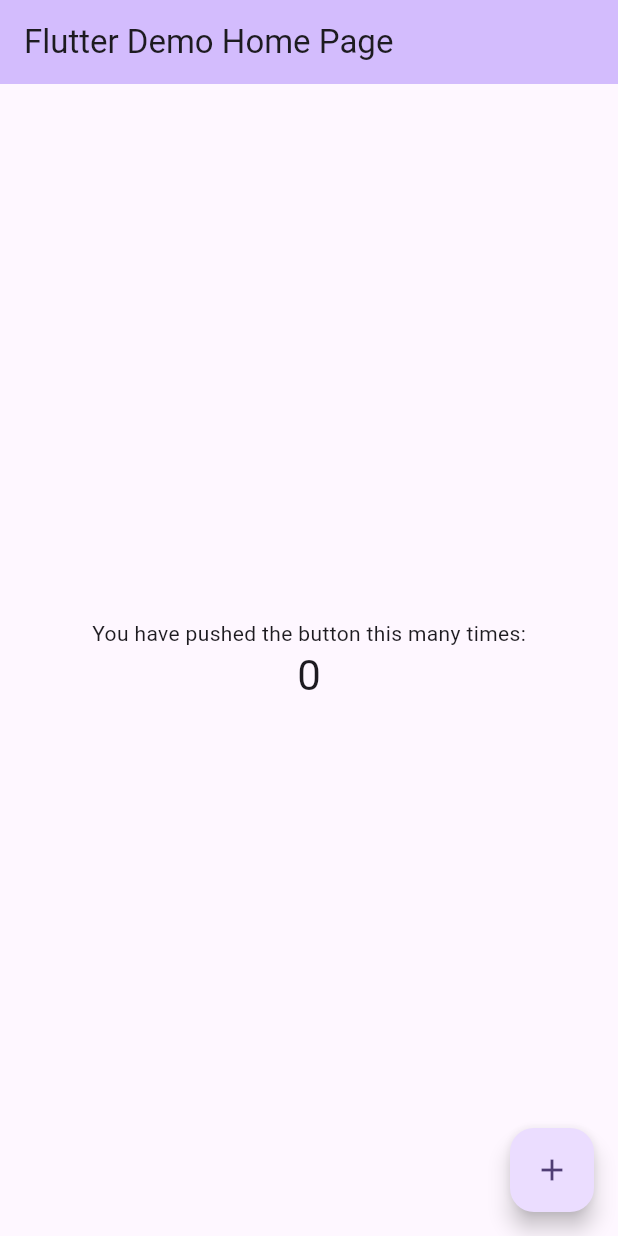
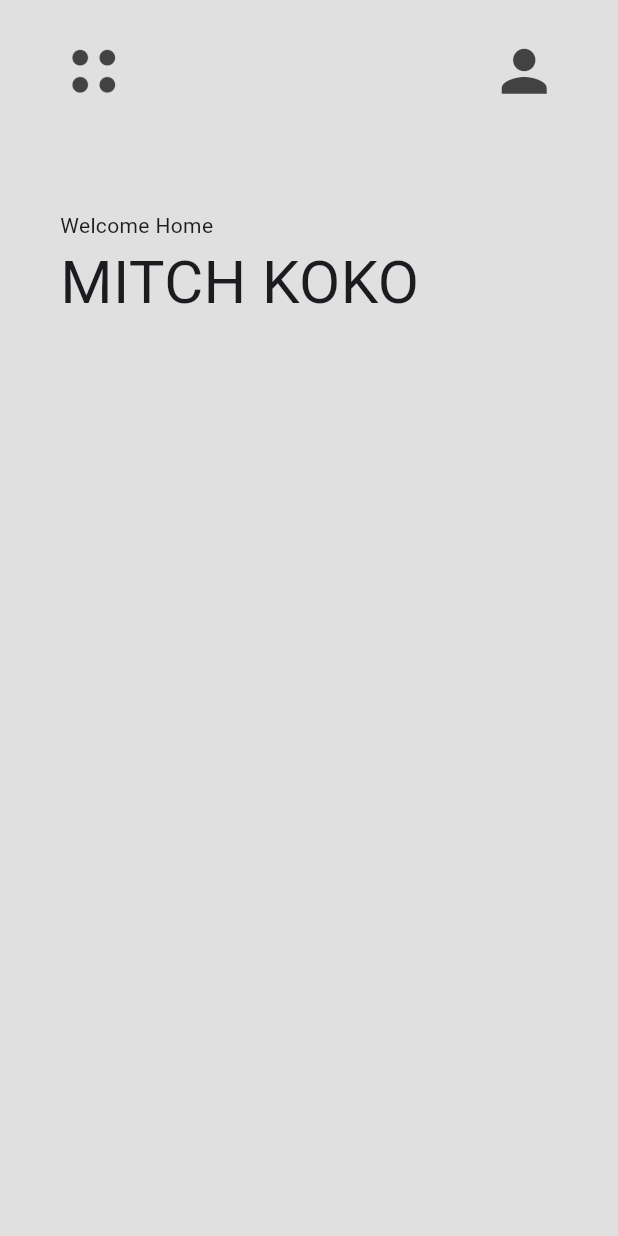
Before and after one commit to Chukwujekwu1/smart_home_app, a Flutter app: the screen it shows after launch, on a phone screen of 412 x 824 dp. Run offline on Flutter 3.47's test engine with Material 2 defaults, Android fonts, the phone set to English and light mode, and no system bars.

Commit message:
creadted app bar

```diff
--- a/lib/main.dart
+++ b/lib/main.dart
@@ -1,4 +1,5 @@
 import 'package:flutter/material.dart';
+import 'package:smart_home_app/pages/home_page.dart';
 
 void main() {
   runApp(const MyApp());
@@ -11,115 +12,13 @@ class MyApp extends StatelessWidget {
   @override
   Widget build(BuildContext context) {
     return MaterialApp(
-      title: 'Flutter Demo',
+      debugShowCheckedModeBanner: false,
+      title: 'Home App',
       theme: ThemeData(
-        // This is the theme of your application.
-        //
-        // TRY THIS: Try running your application with "flutter run". You'll see
-        // the application has a blue toolbar. Then, without quitting the app,
-        // try changing the seedColor in the colorScheme below to Colors.green
-        // and then invoke "hot reload" (save your changes or press the "hot
-        // reload" button in a Flutter-supported IDE, or press "r" if you used
-        // the command line to start the app).
-        //
-        // Notice that the counter didn't reset back to zero; the application
-        // state is not lost during the reload. To reset the state, use hot
-        // restart instead.
-        //
-        // This works for code too, not just values: Most code changes can be
-        // tested with just a hot reload.
         colorScheme: ColorScheme.fromSeed(seedColor: Colors.deepPurple),
         useMaterial3: true,
       ),
-      home: const MyHomePage(title: 'Flutter Demo Home Page'),
+      home: const HomePage(),
     );
   }
 }
-
-class MyHomePage extends StatefulWidget {
-  const MyHomePage({super.key, required this.title});
-
-  // This widget is the home page of your application. It is stateful, meaning
-  // that it has a State object (defined below) that contains fields that affect
-  // how it looks.
-
-  // This class is the configuration for the state. It holds the values (in this
-  // case the title) provided by the parent (in this case the App widget) and
-  // used by the build method of the State. Fields in a Widget subclass are
-  // always marked "final".
-
-  final String title;
-
-  @override
-  State<MyHomePage> createState() => _MyHomePageState();
-}
-
-class _MyHomePageState extends State<MyHomePage> {
-  int _counter = 0;
-
-  void _incrementCounter() {
-    setState(() {
-      // This call to setState tells the Flutter framework that something has
-      // changed in this State, which causes it to rerun the build method below
-      // so that the display can reflect the updated values. If we changed
-      // _counter without calling setState(), then the build method would not be
-      // called again, and so nothing would appear to happen.
-      _counter++;
-    });
-  }
-
-  @override
-  Widget build(BuildContext context) {
-    // This method is rerun every time setState is called, for instance as done
-    // by the _incrementCounter method above.
-    //
-    // The Flutter framework has been optimized to make rerunning build methods
-    // fast, so that you can just rebuild anything that needs updating rather
-    // than having to individually change instances of widgets.
-    return Scaffold(
-      appBar: AppBar(
-        // TRY THIS: Try changing the color here to a specific color (to
-        // Colors.amber, perhaps?) and trigger a hot reload to see the AppBar
-        // change color while the other colors stay the same.
-        backgroundColor: Theme.of(context).colorScheme.inversePrimary,
-        // Here we take the value from the MyHomePage object that was created by
-        // the App.build method, and use it to set our appbar title.
-        title: Text(widget.title),
-      ),
-      body: Center(
-        // Center is a layout widget. It takes a single child and positions it
-        // in the middle of the parent.
-        child: Column(
-          // Column is also a layout widget. It takes a list of children and
-          // arranges them vertically. By default, it sizes itself to fit its
-          // children horizontally, and tries to be as tall as its parent.
-          //
-          // Column has various properties to control how it sizes itself and
-          // how it positions its children. Here we use mainAxisAlignment to
-          // center the children vertically; the main axis here is the vertical
-          // axis because Columns are vertical (the cross axis would be
-          // horizontal).
-          //
-          // TRY THIS: Invoke "debug painting" (choose the "Toggle Debug Paint"
-          // action in the IDE, or press "p" in the console), to see the
-          // wireframe for each widget.
-          mainAxisAlignment: MainAxisAlignment.center,
-          children: <Widget>[
-            const Text(
-              'You have pushed the button this many times:',
-            ),
-            Text(
-              '$_counter',
-              style: Theme.of(context).textTheme.headlineMedium,
-            ),
-          ],
-        ),
-      ),
-      floatingActionButton: FloatingActionButton(
-        onPressed: _incrementCounter,
-        tooltip: 'Increment',
-        child: const Icon(Icons.add),
-      ), // This trailing comma makes auto-formatting nicer for build methods.
-    );
-  }
-}
--- a/lib/pages/home_page.dart
+++ b/lib/pages/home_page.dart
@@ -0,0 +1,76 @@
+import 'package:flutter/material.dart';
+
+class HomePage extends StatefulWidget {
+  const HomePage({super.key});
+
+  @override
+  State<HomePage> createState() => _HomePageState();
+}
+
+final double horizontal = 40.0;
+final double vertical = 25;
+
+class _HomePageState extends State<HomePage> {
+  @override
+  Widget build(BuildContext context) {
+    return Scaffold(
+      backgroundColor: Colors.grey[300],
+      body: SafeArea(
+        child: Column(
+          crossAxisAlignment: CrossAxisAlignment.start,
+          children: [
+            //? custom app bar
+            Padding(
+              padding: EdgeInsets.symmetric(
+                horizontal: horizontal,
+                vertical: vertical,
+              ),
+              child: Row(
+                mainAxisAlignment: MainAxisAlignment.spaceBetween,
+                children: [
+                  Image.asset(
+                    'images/menu.png',
+                    height: 45,
+                    color: Colors.grey[800],
+                  ),
+                  Icon(
+                    Icons.person,
+                    size: 45,
+                    color: Colors.grey[800],
+                  )
+                ],
+              ),
+            ),
+            //! welcome home MITCH KOKO
+
+            const SizedBox(height: 20),
+            Padding(
+              padding: EdgeInsets.symmetric(
+                horizontal: horizontal,
+                vertical: vertical,
+              ),
+              child: const Column(
+                crossAxisAlignment: CrossAxisAlignment.start,
+                children: [
+                  Text('Welcome Home'),
+                  Text(
+                    'MITCH KOKO',
+                    style: TextStyle(
+                      fontSize: 40,
+                    ),
+                  ),
+                ],
+              ),
+            ),
+
+
+          // smart devices + grid
+
+
+
+          ],
+        ),
+      ),
+    );
+  }
+}
```
